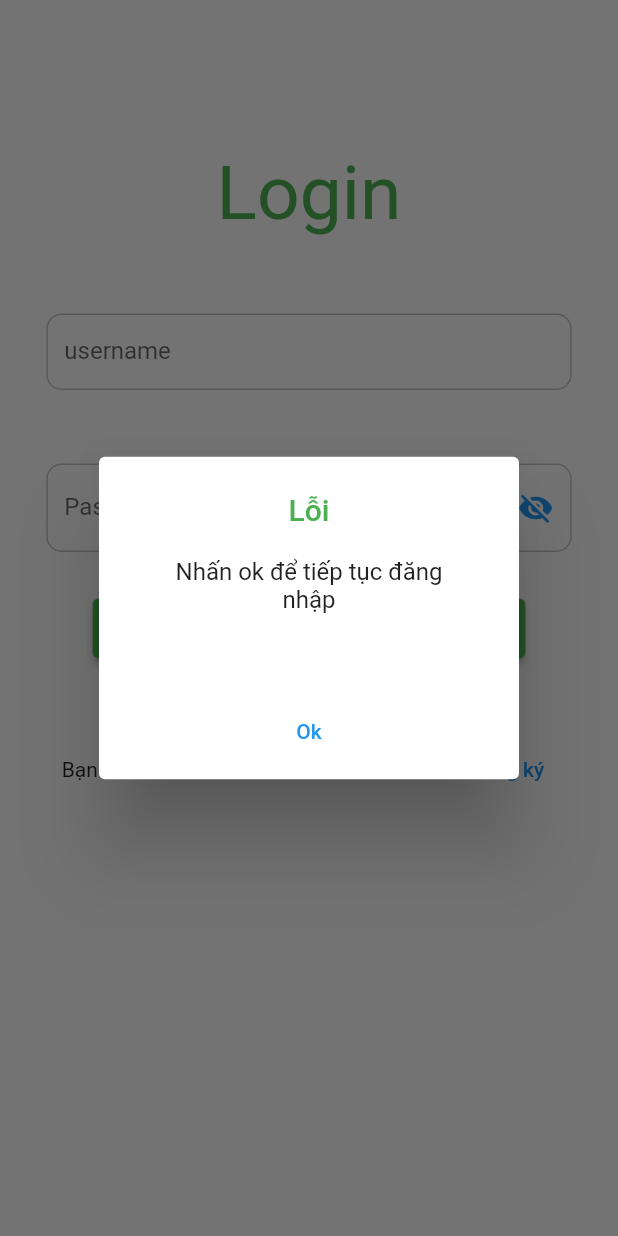
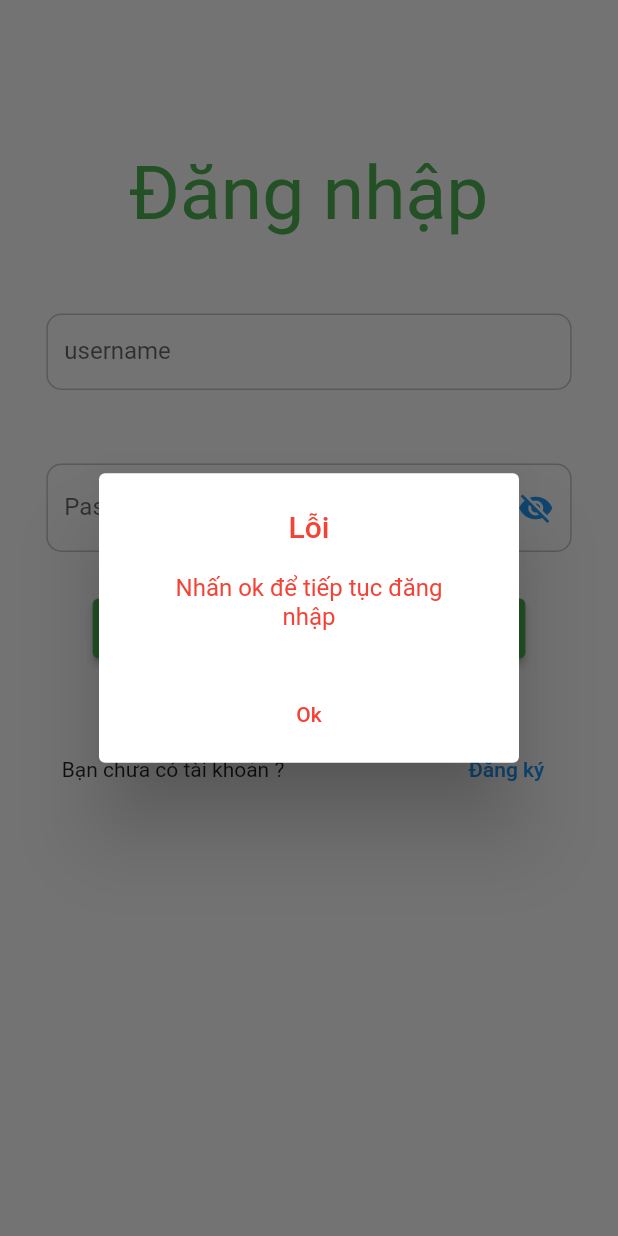
Before and after one commit to khanhluongHA/musicApp_and_weatherApp, a Flutter app: the HomeApp screen opened directly, after a tap on "Thoát", on a phone screen of 412 x 824 dp. Run offline on Flutter 3.47's test engine with Material 2 defaults, Android fonts, the phone set to English and light mode, and no system bars; our stand-ins replace bloc, equatable, flutter_bloc, shared_preferences; missing offline and left inert: dart:ffi; accounts and stored records are empty.

Commit message:
sử dụng enum set trạng thái cho alerdialog

```diff
--- a/lib/screens/home_app.dart
+++ b/lib/screens/home_app.dart
@@ -63,7 +63,9 @@ class _HomeAppState extends State<HomeApp> {
                   blocRead.add(Logout());
                   Navigator.pushReplacement(
                     context,
-                    MaterialPageRoute(builder: (context) => const LoginScreen(),),
+                    MaterialPageRoute(
+                      builder: (context) => LoginScreen(),
+                    ),
                   );
                 },
               ),
--- a/lib/screens/login_screen.dart
+++ b/lib/screens/login_screen.dart
@@ -41,6 +41,7 @@ class _LoginScreenState extends State<LoginScreen> {
                             builder: (context) => const HomeApp()));
                   } else {
                     ShowAlertDialog(
+                      StatusDialog: StatusDialog.error,
                       context: context,
                       title: 'Lỗi',
                       content: 'Nhấn ok để tiếp tục đăng nhập',
@@ -58,7 +59,7 @@ class _LoginScreenState extends State<LoginScreen> {
                         height: 100,
                       ),
                       const Text(
-                        'Login',
+                        'Đăng nhập',
                         style: TextStyle(color: Colors.green, fontSize: 50),
                       ),
                       const SizedBox(
--- a/lib/screens/register_screen.dart
+++ b/lib/screens/register_screen.dart
@@ -10,7 +10,7 @@ import 'package:test_bloc/widgets/input_password.dart';
 import 'package:test_bloc/widgets/show_alert_dialog.dart';
 
 class RegisterScreen extends StatelessWidget {
-   RegisterScreen({super.key});
+  RegisterScreen({super.key});
 
   final formKeyRegister = GlobalKey<FormState>();
 
@@ -33,6 +33,7 @@ class RegisterScreen extends StatelessWidget {
             listener: (context, state) {
               state.isRegister
                   ? ShowAlertDialog(
+                      StatusDialog: StatusDialog.success,
                       context: context,
                       title: 'Đăng ký thành công',
                       content: 'Nhấn ok để đăng nhập',
@@ -46,6 +47,7 @@ class RegisterScreen extends StatelessWidget {
                       },
                     )
                   : ShowAlertDialog(
+                      StatusDialog: StatusDialog.warning,
                       context: context,
                       title: 'Đăng thất bại !',
                       content: 'Nhấn ok để tiếp tục đăng ký,',
--- a/lib/widgets/show_alert_dialog.dart
+++ b/lib/widgets/show_alert_dialog.dart
@@ -1,4 +1,6 @@
 import 'package:flutter/material.dart';
+
+enum StatusDialog { success, error, warning }
 
 // ignore: non_constant_identifier_names
 Future<void> ShowAlertDialog({
@@ -6,6 +8,7 @@ Future<void> ShowAlertDialog({
   required String title,
   required String content,
   required VoidCallback onPressed,
+  required Enum StatusDialog,
 }) async {
   return showDialog<void>(
     context: context,
@@ -14,7 +17,7 @@ Future<void> ShowAlertDialog({
       return AlertDialog(
         // <-- SEE HERE
         title: Text(title,
-            style: const TextStyle(color: Colors.green),
+            style: TextStyle(color: getStatusDialog(StatusDialog)),
             textAlign: TextAlign.center),
         content: SingleChildScrollView(
           child: Row(
@@ -22,10 +25,10 @@ Future<void> ShowAlertDialog({
             children: <Widget>[
               SizedBox(
                 width: MediaQuery.of(context).size.width * 0.5,
-                height: 60,
                 child: Text(
                   textAlign: TextAlign.center,
                   content,
+                  style: TextStyle(color: getStatusDialog(StatusDialog)),
                 ),
               ),
             ],
@@ -36,7 +39,10 @@ Future<void> ShowAlertDialog({
             mainAxisAlignment: MainAxisAlignment.center,
             children: [
               TextButton(
-                child: const Text('Ok'),
+                child: Text(
+                  'Ok',
+                  style: TextStyle(color: getStatusDialog(StatusDialog)),
+                ),
                 onPressed: () {
                   onPressed.call();
                 },
@@ -48,4 +54,13 @@ Future<void> ShowAlertDialog({
     },
   );
 }
-// --- Button Widget --- //
+
+Color getStatusDialog(Enum status) {
+  if (status == StatusDialog.success) {
+    return Colors.green;
+  } else if (status == StatusDialog.error) {
+    return Colors.red;
+  } else {
+    return Colors.orange;
+  }
+}
```
